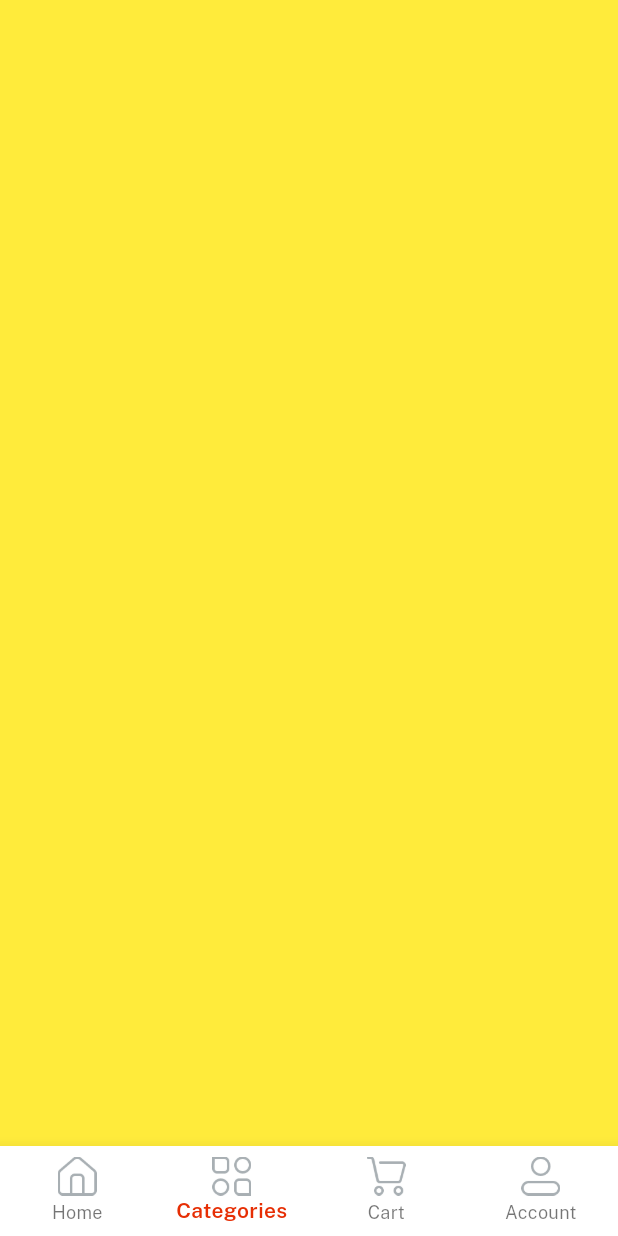
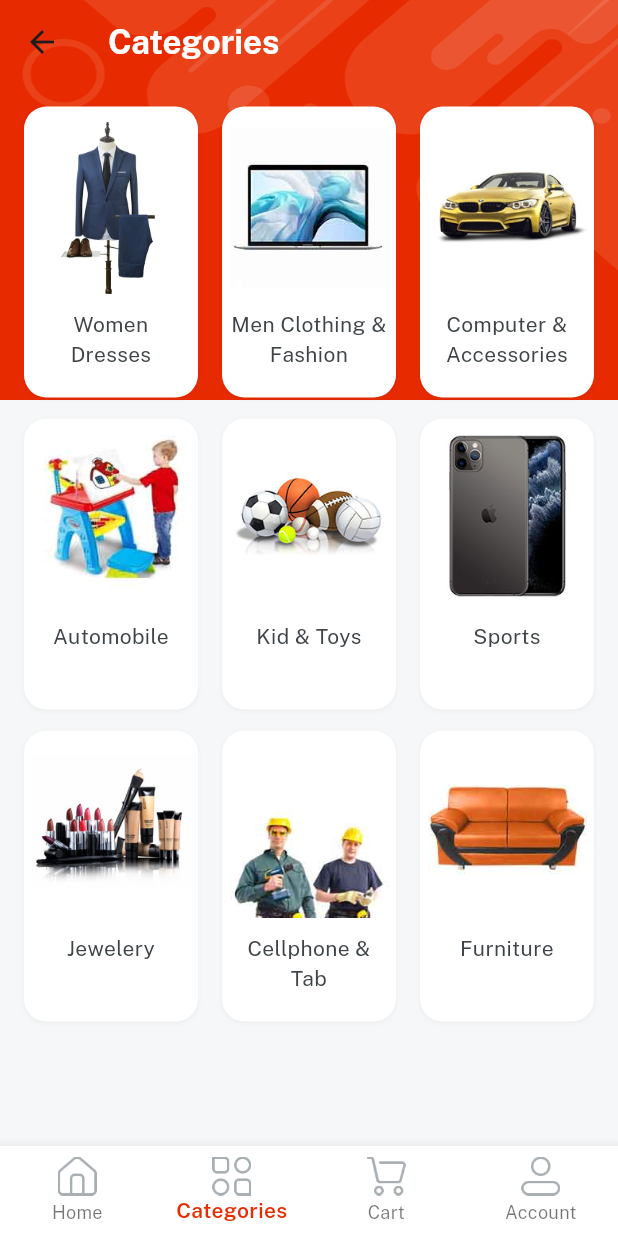
Before and after one commit to Vaibhav-kesarwani/Minimal-eShop-App, a Flutter app: the Home screen opened directly, item 2 of the bottom bar chosen, on a phone screen of 412 x 824 dp. Run offline on Flutter 3.47's test engine with Material 3 defaults, Android fonts, the phone set to English and light mode, and no system bars; our stand-ins replace get, velocity_x.

Commit message:
Added category sub item list and the main item list also

```diff
--- a/lib/consts/lists.dart
+++ b/lib/consts/lists.dart
@@ -55,3 +55,27 @@ const featuredTitles2 = [
   mobilePhone,
   tShirts,
 ];
+
+const categoriesList = [
+  womenDress,
+  menClothingFashion,
+  compAccess,
+  autoMobile,
+  kidToys,
+  sports,
+  jewelery,
+  cellPhone,
+  furniture,
+];
+
+const categoriesImages = [
+  imgFc1,
+  imgFc2,
+  imgFc3,
+  imgFc4,
+  imgFc5,
+  imgFc6,
+  imgFc7,
+  imgFc8,
+  imgFc9,
+];
--- a/lib/consts/strings.dart
+++ b/lib/consts/strings.dart
@@ -38,3 +38,14 @@ const searchAnything = "Search anything....",
     girlsDress = "Girl Dresses",
     girlsWatches = "Girls Watches",
     featuredProduct = "Featured Product";
+
+// category screen string
+const womenClothing = "Women Clothing",
+    menClothingFashion = "Men Clothing & Fashion",
+    compAccess = "Computer & Accessories",
+    autoMobile = "Automobile",
+    kidToys = "Kid & Toys",
+    sports = "Sports",
+    jewelery = "Jewelery",
+    cellPhone = "Cellphone & Tab",
+    furniture = "Furniture";
--- a/lib/views/auth_screen/login_screen.dart
+++ b/lib/views/auth_screen/login_screen.dart
@@ -15,7 +15,7 @@ class LoginScreen extends StatelessWidget {
   @override
   Widget build(BuildContext context) {
     return bgWidget(
-      Scaffold(
+      child: Scaffold(
         resizeToAvoidBottomInset: false,
         body: Center(
           child: Column(
--- a/lib/views/auth_screen/signup_screen.dart
+++ b/lib/views/auth_screen/signup_screen.dart
@@ -19,7 +19,7 @@ class _SignupScreenState extends State<SignupScreen> {
   @override
   Widget build(BuildContext context) {
     return bgWidget(
-      Scaffold(
+      child: Scaffold(
         resizeToAvoidBottomInset: false,
         body: Center(
           child: Column(
--- a/lib/views/category_screen/category_screen.dart
+++ b/lib/views/category_screen/category_screen.dart
@@ -1,12 +1,70 @@
+import 'package:ecommerceapp/consts/consts.dart';
+import 'package:ecommerceapp/consts/lists.dart';
+import 'package:ecommerceapp/views/category_screen/category_details.dart';
+import 'package:ecommerceapp/widgets_common/bg_widget.dart';
 import 'package:flutter/material.dart';
+import 'package:get/route_manager.dart';
 
 class CategoryScreen extends StatelessWidget {
   const CategoryScreen({super.key});
 
   @override
   Widget build(BuildContext context) {
-    return Container(
-      color: Colors.yellow,
+    return bgWidget(
+      child: Scaffold(
+        appBar: AppBar(
+          title: categories.text.fontFamily(bold).white.make(),
+        ),
+        body: Container(
+          padding: const EdgeInsets.all(12),
+          child: GridView.builder(
+            shrinkWrap: true,
+            itemCount: 9,
+            gridDelegate: const SliverGridDelegateWithFixedCrossAxisCount(
+              crossAxisCount: 3,
+              mainAxisSpacing: 8,
+              crossAxisSpacing: 8,
+              mainAxisExtent: 200,
+            ),
+            itemBuilder: (context, index) {
+              return Column(
+                children: [
+                  Image.asset(
+                    categoriesImages[index],
+                    height: 120,
+                    width: 200,
+                    fit: BoxFit.cover,
+                  ),
+                  10.heightBox,
+                  categoriesList[index]
+                      .text
+                      .color(darkFontGrey)
+                      .align(TextAlign.center)
+                      .make(),
+                ],
+              )
+                  .box
+                  .white
+                  .rounded
+                  .margin(
+                    const EdgeInsets.symmetric(
+                      horizontal: 4,
+                      vertical: 3,
+                    ),
+                  )
+                  .padding(const EdgeInsets.all(5))
+                  .clip(Clip.antiAlias)
+                  .outerShadowSm
+                  .make()
+                  .onTap(
+                () {
+                  Get.to(() => CategoryDetails(title: categoriesList[index]));
+                },
+              );
+            },
+          ),
+        ),
+      ),
     );
   }
 }
--- a/lib/widgets_common/bg_widget.dart
+++ b/lib/widgets_common/bg_widget.dart
@@ -1,6 +1,6 @@
 import 'package:ecommerceapp/consts/consts.dart';
 
-Widget bgWidget(Widget? child) {
+Widget bgWidget({Widget? child}) {
   return Container(
     decoration: const BoxDecoration(
       image: DecorationImage(
```
Also changed, not shown: lib/views/category_screen/category_details.dart (added, +98 -0 lines), lib/views/home_screen/home_screen.dart (+6 -1 lines).
